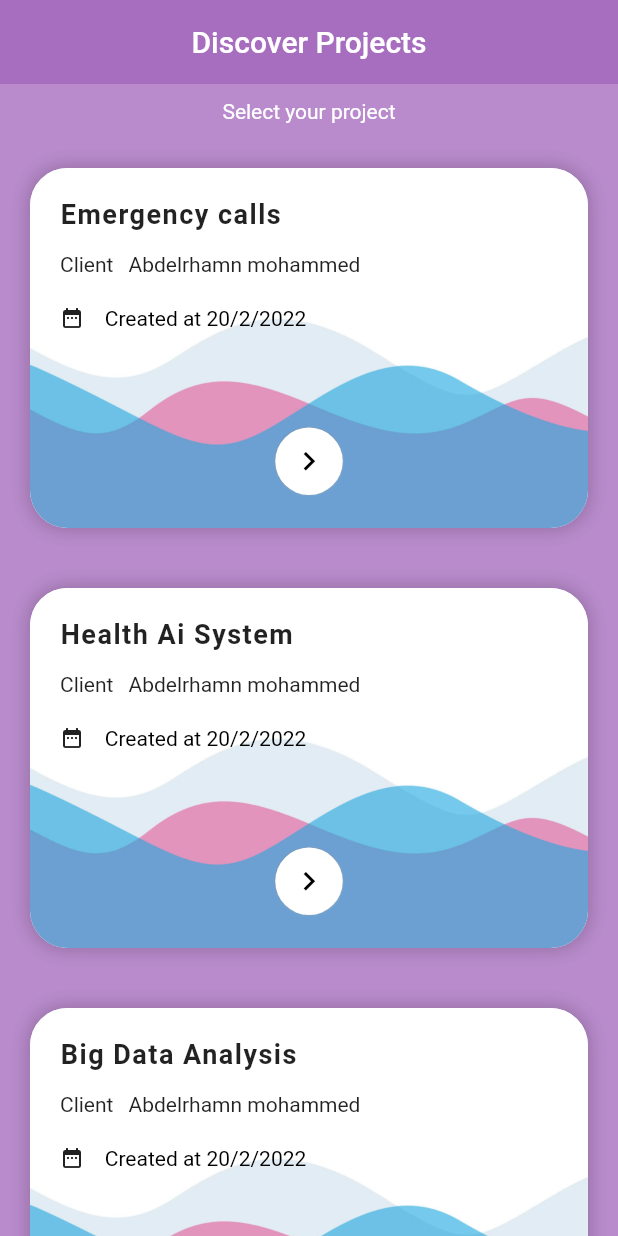
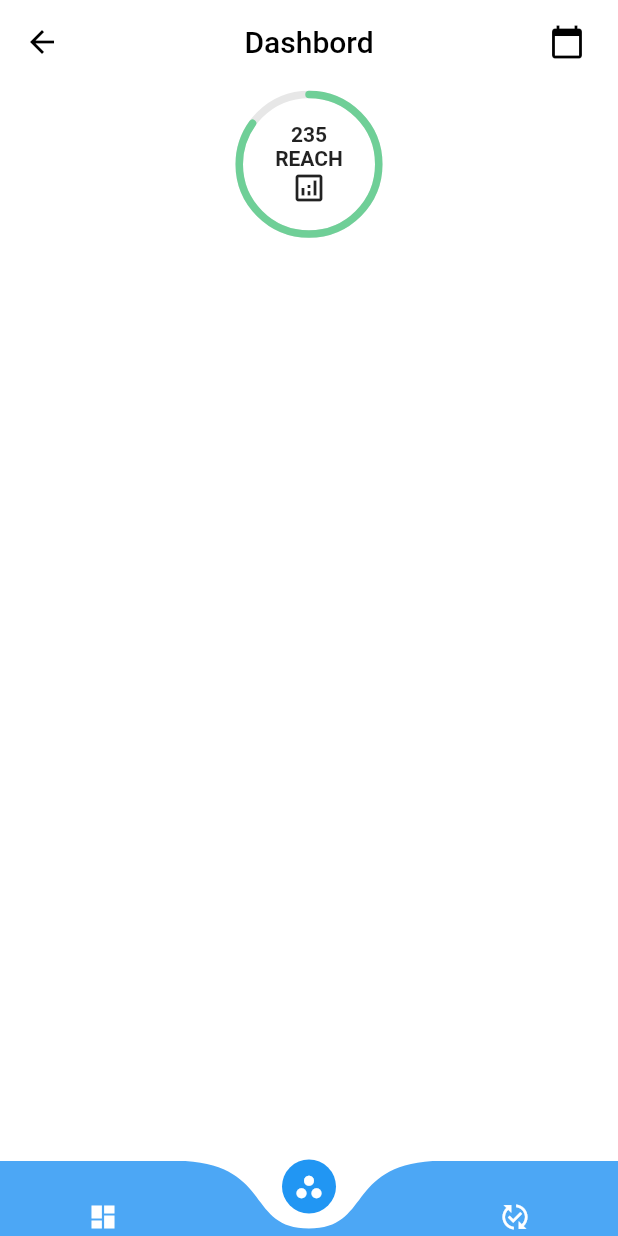
Before and after one commit to 4h4f/teamzone, a Flutter app: the screen it shows after launch, on a phone screen of 412 x 824 dp. Run offline on Flutter 3.47's test engine with Material 2 defaults, Android fonts, the phone set to English and light mode, and no system bars; drawn by our look-alikes of curved_navigation_bar, flutter_neumorphic; our stand-ins replace flutter_svg.

Commit message:
dashbord
dashboard update

```diff
--- /dev/null
+++ b/lib/Screens/DashboadWidgets/CurrentState.dart
@@ -0,0 +1,82 @@
+import 'package:flutter/material.dart';
+import 'package:teamzone/assets/theams/theam.dart';
+import 'package:teamzone/component/circle_progress.dart';
+
+class CurrentState extends StatefulWidget {
+  CurrentState({Key? key}) : super(key: key);
+
+  @override
+  _CurrentStateState createState() => _CurrentStateState();
+}
+
+class _CurrentStateState extends State<CurrentState> {
+  @override
+  Widget build(BuildContext context) {
+    Size size = MediaQuery.of(context).size;
+    return Scaffold(
+      backgroundColor: Colors.white,
+      body: SafeArea(
+        child: SingleChildScrollView(
+          child: Container(
+            width: double.infinity,
+            child: Column(
+              children: [
+                Padding(
+                  padding: EdgeInsets.symmetric(
+                    vertical: 0,
+                    horizontal: 20,
+                  ),
+                  child: Row(
+                    crossAxisAlignment: CrossAxisAlignment.center,
+                    mainAxisAlignment: MainAxisAlignment.center,
+                    children: [
+                      Container(
+                        width: size.width / 2 - 20,
+                        child: Column(
+                          children: [
+                            CustomPaint(
+                              foregroundPainter: CircleProgress(),
+                              child: SizedBox(
+                                width: 107,
+                                height: 107,
+                                child: Column(
+                                  mainAxisAlignment: MainAxisAlignment.center,
+                                  crossAxisAlignment: CrossAxisAlignment.center,
+                                  children: [
+                                    Text(
+                                      '235',
+                                      style: TextStyle(
+                                          fontWeight: FontWeight.bold),
+                                    ),
+                                    Text(
+                                      'REACH',
+                                      style: TextStyle(
+                                          fontWeight: FontWeight.bold),
+                                    ),
+                                    Row(
+                                      crossAxisAlignment:
+                                          CrossAxisAlignment.center,
+                                      mainAxisAlignment:
+                                          MainAxisAlignment.center,
+                                      children: [
+                                        Icon(Icons.analytics_outlined),
+                                      ],
+                                    )
+                                  ],
+                                ),
+                              ),
+                            )
+                          ],
+                        ),
+                      )
+                    ],
+                  ),
+                )
+              ],
+            ),
+          ),
+        ),
+      ),
+    );
+  }
+}
--- /dev/null
+++ b/lib/Screens/Dashboard.dart
@@ -0,0 +1,90 @@
+import 'package:curved_navigation_bar/curved_navigation_bar.dart';
+import 'package:flutter/material.dart';
+import 'DashboadWidgets/CurrentState.dart';
+import 'DashboadWidgets/DoneState.dart';
+import 'DashboadWidgets/OverallState.dart';
+
+class Dashboard extends StatefulWidget {
+  Dashboard({Key? key}) : super(key: key);
+
+  @override
+  _DashboardState createState() => _DashboardState();
+}
+
+class _DashboardState extends State<Dashboard> {
+  int index = 1;
+  @override
+  Widget build(BuildContext context) {
+    final screens = [
+      OverallState(),
+      CurrentState(),
+      DoneState(),
+    ];
+    final iconItems = <Widget>[
+      const Icon(
+        Icons.dashboard,
+        size: 20,
+      ),
+      const Icon(
+        Icons.workspaces_rounded,
+        size: 20,
+      ),
+      const Icon(
+        Icons.published_with_changes,
+        size: 20,
+      ),
+    ];
+    return Scaffold(
+      backgroundColor: Colors.white,
+      appBar: AppBar(
+        centerTitle: true,
+        backgroundColor: Colors.white,
+        elevation: 0,
+        title: const Text(
+          'Dashbord',
+          style: TextStyle(color: Colors.black),
+        ),
+        leading: IconButton(
+          icon: const Icon(
+            Icons.arrow_back,
+            color: Colors.black,
+          ),
+          onPressed: () => Navigator.of(context).pop(),
+        ),
+        actions: <Widget>[
+          Row(
+            children: <Widget>[
+              Padding(
+                padding: EdgeInsets.only(right: 10),
+                child: IconButton(
+                  onPressed: () {},
+                  icon: Icon(
+                    Icons.calendar_today,
+                    color: Colors.black,
+                  ),
+                ),
+              ),
+            ],
+          ),
+        ],
+      ),
+      body: screens[index],
+      bottomNavigationBar: Theme(
+        data: Theme.of(context).copyWith(
+          iconTheme: IconThemeData(color: Colors.white),
+        ),
+        child: CurvedNavigationBar(
+          backgroundColor: Colors.transparent,
+          buttonBackgroundColor: Colors.blue,
+          animationDuration: Duration(milliseconds: 400),
+          animationCurve: Curves.easeInCirc,
+          color: Color.fromRGBO(76, 167, 245, 1),
+          items: iconItems,
+          index: index,
+          height: 50,
+          onTap: (index) => setState(() => this.index = index),
+        ),
+      ),
+    );
+  }
+}
--- a/lib/main.dart
+++ b/lib/main.dart
@@ -1,9 +1,10 @@
 import 'package:flutter/material.dart';
+import 'package:teamzone/Screens/Dashboard.dart';
 import 'Screens/ManagerLogin.dart';
 import 'Screens/DiscoverProjects.dart';
 import 'Screens/Welcome.dart';
 
 void main() => runApp(MaterialApp(
       debugShowCheckedModeBanner: false,
-      home: DiscoverProjects(),
+      home: Dashboard(),
     ));
--- a/pubspec.yaml
+++ b/pubspec.yaml
@@ -36,6 +36,8 @@ dependencies:
   cupertino_icons: ^1.0.2
   flutter_svg: ^1.0.3
   flutter_neumorphic: ^3.2.0
+  curved_navigation_bar: ^1.0.3
+ # google_fonts: ^2.3.1
 
 dev_dependencies:
   flutter_test:
```
Also changed, not shown: lib/Screens/DashboadWidgets/DoneState.dart (added, +25 -0 lines), lib/Screens/DashboadWidgets/OverallState.dart (added, +25 -0 lines), lib/Screens/ManagerLogin.dart (+8 -1 lines), lib/assets/theams/theam.dart (added, +39 -0 lines), lib/component/circle_progress.dart (added, +32 -0 lines), pubspec.lock.
